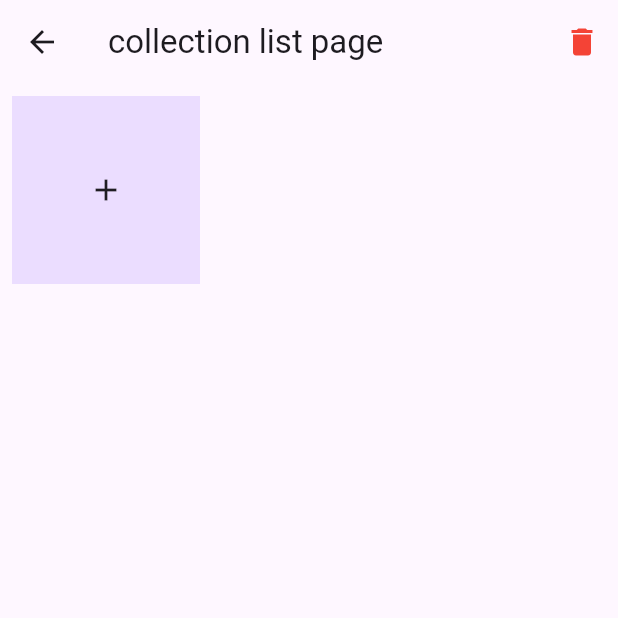
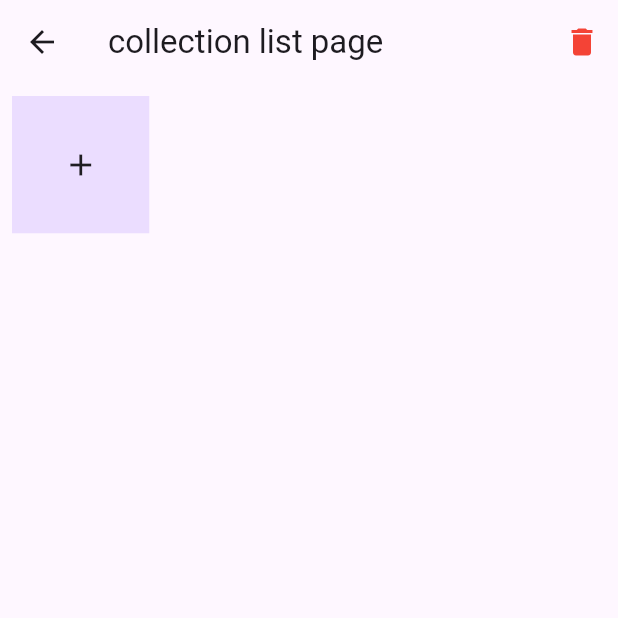
Before and after one commit to opheliagame/flutter-komorebi, a Flutter app: the screen it shows after launch, after a tap on "collections list page", on a phone screen of 412 x 824 dp, the top half of it. Run offline on Flutter 3.47's test engine with Material 3 defaults, Android fonts, the phone set to English and light mode, and no system bars; our stand-ins replace auto_route, drift, drift_flutter, flutter_hooks, flutter_riverpod, hooks_riverpod and 1 more; accounts and stored records are empty; generated files the repository leaves out were written again.

Commit message:
zoom impl initial

```diff
--- a/lib/src/core/domain/note_entity.dart
+++ b/lib/src/core/domain/note_entity.dart
@@ -1,4 +1,6 @@
 import 'dart:typed_data';
+
+import 'package:collection/collection.dart';
 
 class NoteEntity {
   final int id;
@@ -17,4 +19,6 @@ class NoteEntity {
     required this.createdAt,
     required this.modifiedAt,
   });
+
+  String? get randomWord => content?.split(' ').toList().sample(1).single;
 }
--- a/lib/src/features/collections/presentation/collections_grid.dart
+++ b/lib/src/features/collections/presentation/collections_grid.dart
@@ -2,18 +2,25 @@ import 'package:flutter/material.dart';
 import 'package:flutter_komorebi/src/core/domain/collection_entity.dart';
 import 'package:flutter_komorebi/src/design_system/collection/collection_tile.dart';
 import 'package:flutter_komorebi/src/design_system/collection/new_collection_tile.dart';
+import 'package:flutter_komorebi/src/design_system/common_widgets/animated_zoom_level_widget.dart';
 import 'package:flutter_komorebi/src/design_system/common_widgets/async_value_widget.dart';
 import 'package:flutter_komorebi/src/features/collections/data/collections_repository.dart';
 import 'package:hooks_riverpod/hooks_riverpod.dart';
 
 class CollectionsGrid extends ConsumerWidget {
-  const CollectionsGrid({super.key, required this.collectionId});
+  const CollectionsGrid({super.key, this.collectionId, this.zoomLevel = ZoomLevelType.small});
 
+  final ZoomLevelType zoomLevel;
   final int? collectionId;
 
   @override
   Widget build(BuildContext context, WidgetRef ref) {
     final collectionsListValue = ref.watch(collectionsListStreamProvider(collectionId ?? ROOT_COLLECTION_ID));
+    final crossAxisCount = switch (zoomLevel) {
+      ZoomLevelType.small => 4,
+      ZoomLevelType.medium => 3,
+      ZoomLevelType.large => 2,
+    };
 
     return Padding(
       padding: const EdgeInsets.all(8.0),
@@ -21,7 +28,7 @@ class CollectionsGrid extends ConsumerWidget {
         value: collectionsListValue,
         data: (collections) {
           return GridView.count(
-            crossAxisCount: 3,
+            crossAxisCount: crossAxisCount,
             crossAxisSpacing: 10,
             mainAxisSpacing: 10,
             children: [
--- a/lib/src/features/sample/sample_page.dart
+++ b/lib/src/features/sample/sample_page.dart
@@ -2,10 +2,13 @@ import 'package:auto_route/auto_route.dart';
 import 'package:flutter/material.dart';
 import 'package:flutter_hooks/flutter_hooks.dart';
 import 'package:flutter_komorebi/src/core/l10n/generated/app_localizations.dart';
+import 'package:flutter_komorebi/src/design_system/common_widgets/animated_zoom_level_widget.dart';
 import 'package:flutter_komorebi/src/design_system/common_widgets/async_value_widget.dart';
 import 'package:flutter_komorebi/src/features/collections/data/collections_repository.dart';
+import 'package:flutter_komorebi/src/features/collections/presentation/collections_grid.dart';
 import 'package:flutter_komorebi/src/features/home/domain/entity_type.dart';
 import 'package:flutter_komorebi/src/features/notes/data/notes_repository.dart';
+import 'package:flutter_komorebi/src/features/notes/presentation/notes_list.dart';
 import 'package:flutter_komorebi/src/router/app_router.gr.dart';
 import 'package:hooks_riverpod/hooks_riverpod.dart';
 
@@ -17,6 +20,22 @@ class SamplePage extends HookConsumerWidget {
   Widget build(BuildContext context, WidgetRef ref) {
     final collectionIds = ref.watch(allCollectionIdsProvider);
     final noteIds = ref.watch(allNoteIdsProvider);
+
+    final notesZoom = useState(ZoomLevelType.medium);
+
+    var temp = NotesList(
+      zoomLevel: notesZoom.value,
+    );
+
+    useEffect(() {
+      notesZoom.addListener(() {
+        temp = NotesList(
+          zoomLevel: notesZoom.value,
+        );
+      });
+
+      return () {};
+    }, []);
 
     final buttonData = [
       _SamplePageTextButton(
@@ -80,6 +99,27 @@ class SamplePage extends HookConsumerWidget {
         route: (_) => ImageClipboardSampleRoute(isDebug: true),
         name: 'image clipboard sample page',
       ),
+      _SamplePageTextButton(
+        route: (_) => GridScaleTestRoute(
+            child: CollectionsGrid(
+                // zoomLevel: ref.watch(collectionsGridZoomLevelProvider),
+                ),
+            onZoomFinished: (zoomLevel) {
+              // ref.read(collectionsGridZoomLevelProvider.notifier).state = zoomLevel;
+            }),
+        name: 'collection grid scale test route',
+      ),
+      _SamplePageTextButton(
+        route: (_) => GridScaleTestRoute(
+          child: temp,
+          onZoomFinished: (zoomLevel) {
+            print('hetting new zoom level $zoomLevel');
+
+            notesZoom.value = zoomLevel;
+          },
+        ),
+        name: 'notes list scale test route',
+      ),
     ];
 
     final searchTextEditingController = useTextEditingController();
@@ -104,16 +144,7 @@ class SamplePage extends HookConsumerWidget {
                 },
               ),
             ),
-
             ...buttons.value,
-
-            // technical tests
-            TextButton(
-              onPressed: () {
-                // context.pushRoute();
-              },
-              child: Text('grid scale test page'),
-            )
           ],
         ),
       ),
--- a/pubspec.yaml
+++ b/pubspec.yaml
@@ -23,6 +23,7 @@ dependencies:
   flutter_hooks: ^0.21.2
   image_picker: ^1.2.0
   auto_route: ^10.1.0+1
+  collection: ^1.19.1
 
 
 dev_dependencies:
```
Also changed, not shown: lib/src/design_system/common_widgets/animated_zoom_level_widget.dart (added, +126 -0 lines), lib/src/features/notes/presentation/notes_list.dart (+61 -3 lines), lib/src/features/sample/grid_scale_test_page.dart (+22 -5 lines), lib/src/router/app_router.gr.dart, pubspec.lock.
